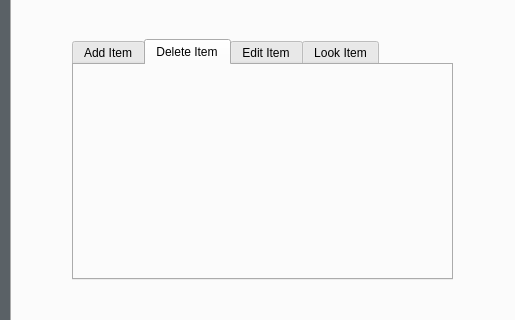
Above: CS1C_BulkClub/administratorwindow.ui from BlankMKB/CS1C-Group-Project-1 before the change; both pictures show x 0 to 515 and y 107 to 427 of the 800 by 600 pixel window. Below: the same form after it.
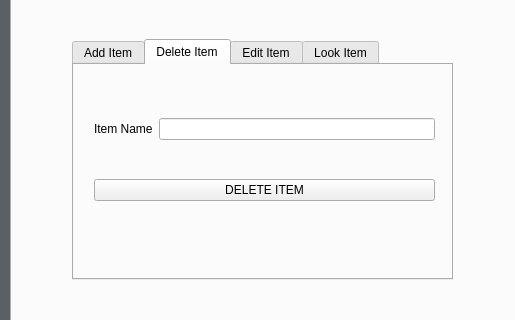
That is the form after the change. The open tabs and pages were chosen to show the change.

The edit to the form file:
```diff
--- a/CS1C_BulkClub/administratorwindow.ui
+++ b/CS1C_BulkClub/administratorwindow.ui
@@ -166,6 +166,39 @@
       <attribute name="title">
        <string>Delete Item</string>
       </attribute>
+      <widget class="QWidget" name="">
+       <property name="geometry">
+        <rect>
+         <x>20</x>
+         <y>20</y>
+         <width>341</width>
+         <height>151</height>
+        </rect>
+       </property>
+       <layout class="QVBoxLayout" name="verticalLayout_4">
+        <item>
+         <layout class="QHBoxLayout" name="horizontalLayout_9">
+          <item>
+           <widget class="QLabel" name="label_11">
+            <property name="text">
+             <string>Item Name</string>
+            </property>
+           </widget>
+          </item>
+          <item>
+           <widget class="QLineEdit" name="delete_item_text"/>
+          </item>
+         </layout>
+        </item>
+        <item>
+         <widget class="QPushButton" name="Delete_Item_Button">
+          <property name="text">
+           <string>DELETE ITEM</string>
+          </property>
+         </widget>
+        </item>
+       </layout>
+      </widget>
      </widget>
      <widget class="QWidget" name="tab_3">
       <attribute name="title">
```
Left out of the diff: 2 changed lines with no effect on the pictures.
